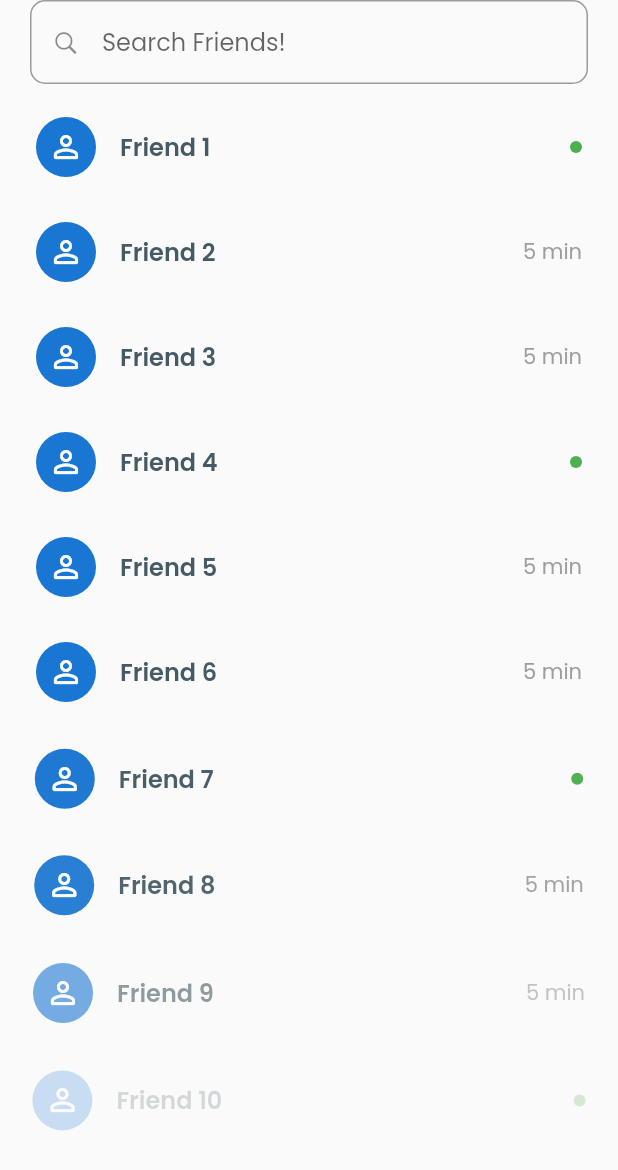
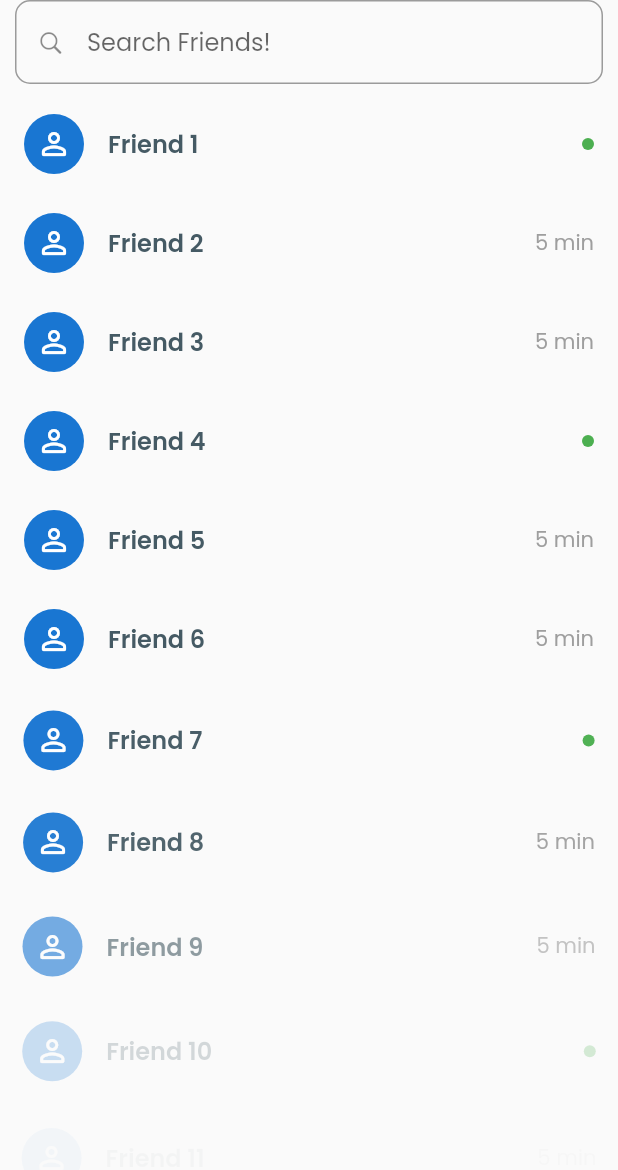
Before and after one commit to aman1210/College_Social_Network, a Flutter app: the ChatList widget shown alone on an empty page, opened directly, on a phone screen of 412 x 824 dp. Shown: the top 1170 px of the screen. Run offline on Flutter 3.47's test engine with Material 2 defaults, Android fonts, the phone set to English and light mode, and no system bars; our stand-ins replace carousel_slider, flutter_spinkit, google_fonts; missing offline and left inert: image_fade.

```diff
--- a/Frontend/college_social_network/lib/components/current_state.dart
+++ b/Frontend/college_social_network/lib/components/current_state.dart
@@ -27,6 +27,5 @@ class CurrentState extends ChangeNotifier {
     const Center(child: Text("7")),
   ];
 
-  static PageController pageController =
-      PageController(initialPage: 0, keepPage: true);
+  static PageController pageController = PageController(initialPage: 0);
 }
--- a/Frontend/college_social_network/lib/views/home_screen/chat_list.dart
+++ b/Frontend/college_social_network/lib/views/home_screen/chat_list.dart
@@ -11,7 +11,7 @@ class ChatList extends StatelessWidget {
   Widget build(BuildContext context) {
     return Container(
       padding: const EdgeInsets.symmetric(
-        horizontal: kDefaultPadding,
+        horizontal: kDefaultPadding / 2,
       ),
       child: Column(
         children: [
@@ -76,7 +76,7 @@ class _AnimatedChatListItemState extends State<AnimatedChatListItem> {
       child: AnimatedPadding(
         duration: Duration(milliseconds: 1000),
         padding: _animate
-            ? const EdgeInsets.all(4.0)
+            ? const EdgeInsets.all(2.0)
             : const EdgeInsets.only(top: 10),
         child: ListTile(
           onTap: () {
@@ -86,7 +86,7 @@ class _AnimatedChatListItemState extends State<AnimatedChatListItem> {
               curve: Curves.decelerate,
             );
           },
-          contentPadding: const EdgeInsets.symmetric(horizontal: 0),
+          contentPadding: const EdgeInsets.symmetric(horizontal: 4),
           leading: CircleAvatar(
             child: Icon(Icons.person_outline_rounded),
           ),
--- a/Frontend/college_social_network/pubspec.yaml
+++ b/Frontend/college_social_network/pubspec.yaml
@@ -36,6 +36,8 @@ dependencies:
   animations: ^2.0.2
   google_fonts: ^2.3.1
   carousel_slider: ^4.0.0
+  flutter_spinkit: ^5.1.0
+  image_fade: ^0.4.0
 
 
   # The following adds the Cupertino Icons font to your application.
```
Also changed, not shown: Frontend/college_social_network/lib/views/home_screen/post_card.dart (+6 -2 lines), Frontend/college_social_network/lib/views/main_screen.dart (+7 -2 lines), Frontend/college_social_network/lib/views/my_community_screen/my_community_screen.dart (+12 -5 lines), Frontend/college_social_network/lib/views/profile_screen/profile_screen.dart (+15 -9 lines), Frontend/college_social_network/pubspec.lock.
